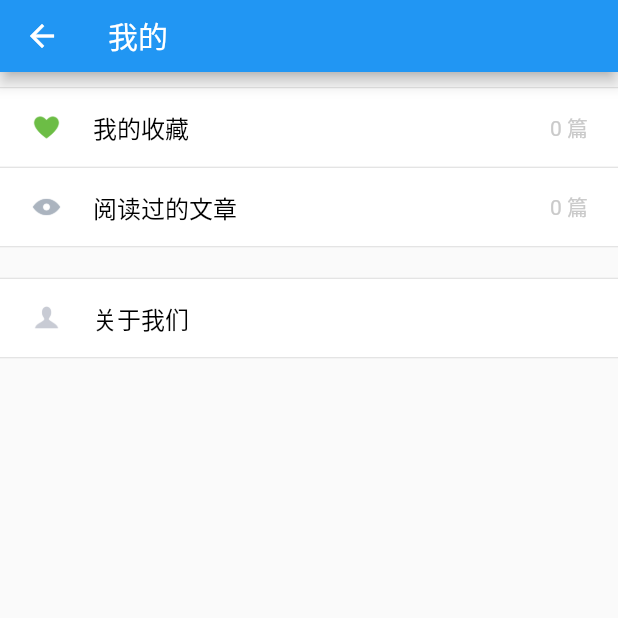
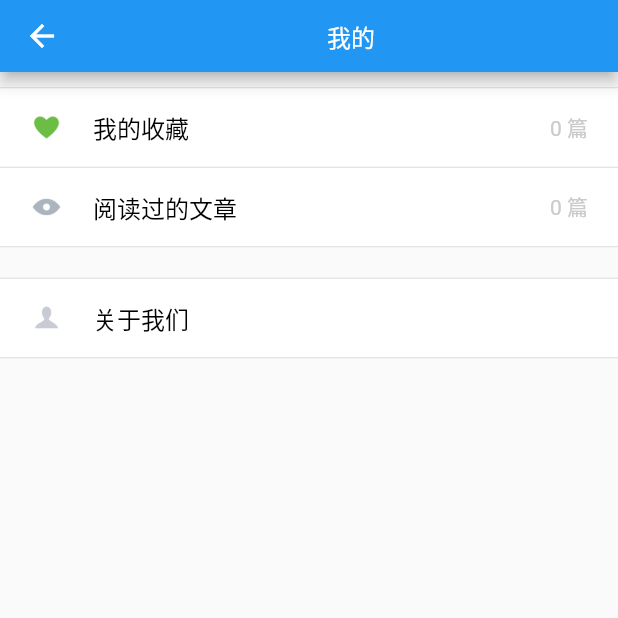
Before and after one commit to heqiangflytosky/gank_flutter, a Flutter app: the MinePageWidget screen opened directly, on a phone screen of 412 x 824 dp, the top half of it. Run offline on Flutter 3.47's test engine with Material 2 defaults, Android fonts, the phone set to English and light mode, and no system bars; our stand-ins replace dio, flutter_spinkit, sqflite; missing offline and left inert: flutter_webview_plugin; accounts and stored records are empty; generated files the repository leaves out were written again; network calls fail.

Commit message:
modified mine page

```diff
--- a/lib/widgets/mine_page.dart
+++ b/lib/widgets/mine_page.dart
@@ -37,8 +37,15 @@ class MinePageWidgetState extends State<MinePageWidget> {
       body: _getBodyView(),
       appBar: new PreferredSize(
           child: AppBar(
-            title: new Text("我的"),
-            leading: new Icon(Icons.arrow_back),
+            title: new Align(
+              alignment: Alignment.center,
+              child: new Text(
+                "我的",
+                style: new TextStyle(
+                  fontSize: 16
+                ),
+              ),
+            ),
           ),
           preferredSize: Size.fromHeight(48)
       ),
@@ -54,12 +61,12 @@ class MinePageWidgetState extends State<MinePageWidget> {
               height: 1,
               color: Color(0xffdddddd)
           ),
-          new MineItem("images/user_favourite.png","我的收藏",_favouriteSize,true),
+          new MineItem("images/user_favourite.png","我的收藏",_favouriteSize),
           new Divider(
               height: 1,
               color: Color(0xffdddddd)
           ),
-          new MineItem("images/user_viewed.png","阅读过的文章",_historySize,true),
+          new MineItem("images/user_viewed.png","阅读过的文章",_historySize),
           new Divider(
               height: 1,
               color: Color(0xffdddddd)
@@ -71,7 +78,7 @@ class MinePageWidgetState extends State<MinePageWidget> {
               height: 1,
               color: Color(0xffdddddd)
           ),
-          new MineItem("images/user_about_author.png","关于我们",0,false),
+          new MineItem("images/user_about_author.png","关于我们",null),
           new Divider(
               height: 1,
               color: Color(0xffdddddd)
@@ -87,9 +94,8 @@ class MineItem extends StatelessWidget{
   String _iconPath;
   int _size;
   String _title;
-  bool _showSize;
 
-  MineItem(this._iconPath,this._title,this._size,this._showSize);
+  MineItem(this._iconPath,this._title,this._size);
 
   @override
   Widget build(BuildContext context) {
@@ -116,7 +122,7 @@ class MineItem extends StatelessWidget{
               child: new Align(
                 alignment: Alignment.centerRight,
                 child: new Offstage(
-                  offstage: !_showSize,
+                  offstage: _size == null,
                   child: new Text(
                       (_size != null ? _size.toString() : "")+" 篇",
                     style: new TextStyle(
```
